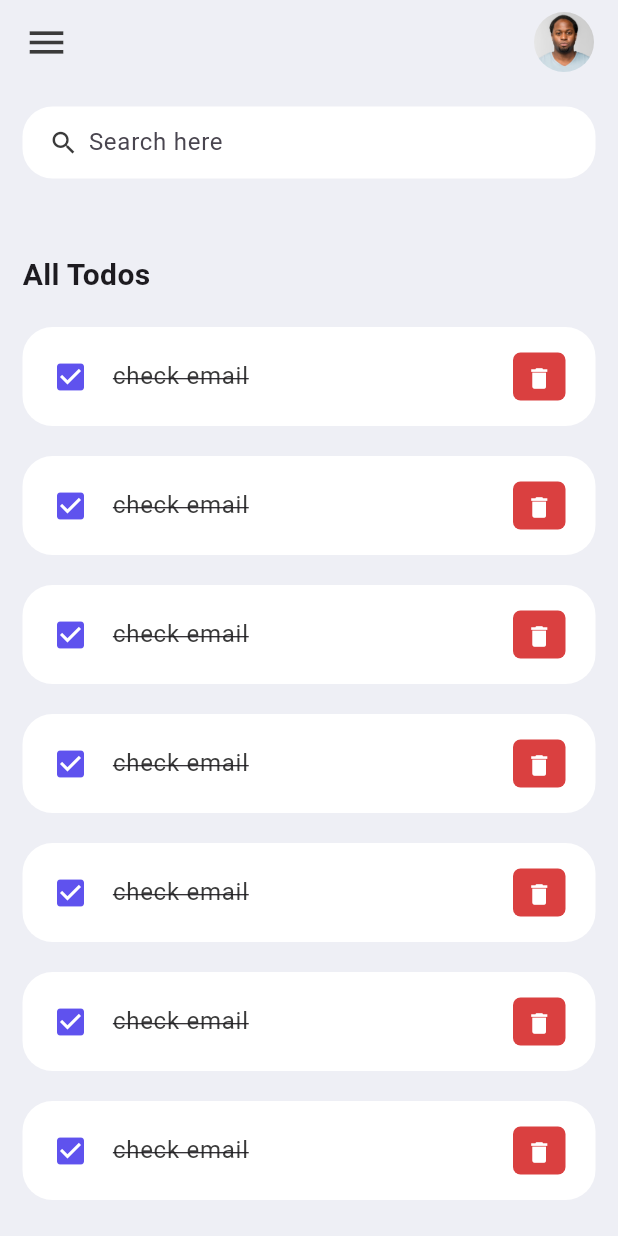
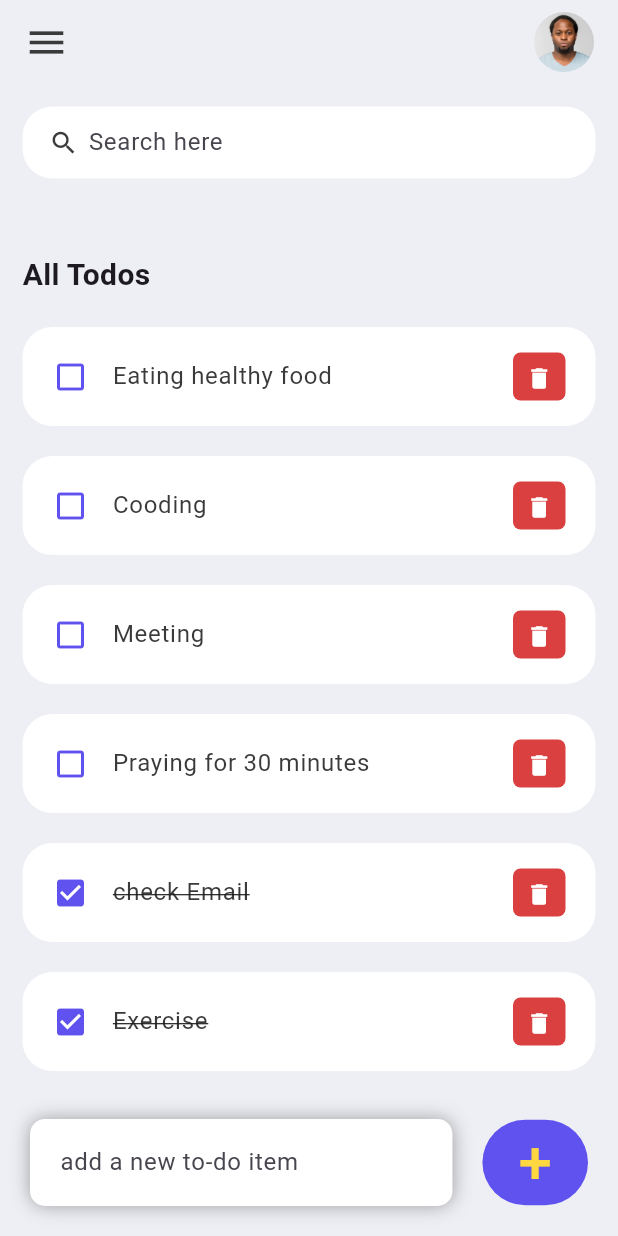
Before and after one commit to Besu-lemma/To-do-list-Mobile-app, a Flutter app: the screen it shows after launch, on a phone screen of 412 x 824 dp. Run offline on Flutter 3.47's test engine with Material 3 defaults, Android fonts, the phone set to English and light mode, and no system bars; missing offline and left inert: dart:ffi.

Commit message:
Completed To-Do List Application

```diff
--- /dev/null
+++ b/lib/model/todo.dart
@@ -0,0 +1,23 @@
+class ToDo {
+  String? id;
+  String? todoText;
+  bool isDone;
+
+  ToDo({
+    required this.id,
+    required this.todoText,
+ this. isDone=false,
+  }
+  );
+  static List<ToDo>todoList(){
+    return[
+      ToDo(id: "1", todoText: "Exercise", isDone: true),
+      ToDo(id: "2", todoText: "check Email",isDone: true),
+      ToDo(id: "3", todoText: "Praying for 30 minutes"),
+      ToDo(id: "4", todoText: "Meeting"),
+      ToDo(id: "5", todoText: "Cooding"),
+      ToDo(id: "6", todoText: "Eating healthy food"),
+    ];
+  }
+
+}
--- a/lib/screens/home.dart
+++ b/lib/screens/home.dart
@@ -1,16 +1,37 @@
+import 'dart:ffi' as ffi;
+import 'dart:ui';
 import 'package:flutter/material.dart';
 import 'package:mini_project/constraints/colors.dart';
+import '../model/todo.dart';
 import '../widgets/todo_item.dart';
 
-class Home extends StatelessWidget {
-  const Home({super.key});
+class Home extends StatefulWidget {
+ Home({super.key});
+
+  @override
+  State<Home> createState() => _HomeState();
+}
+
+class _HomeState extends State<Home> {
+final todosList=ToDo.todoList();
+final _todoController=TextEditingController();
+ List<ToDo>_FoundToDo=[];
+
+@override
+  void initState() {
+    // TODO: implement initState
+    _FoundToDo=todosList;
+    super.initState();
+  }
 
   @override
   Widget build(BuildContext context) {
     return Scaffold(
       backgroundColor: tdBGColor,
       appBar: _buildAppBar(),
-      body: Container(
+      body: Stack(
+        children: [
+          Container(
             padding: EdgeInsets.symmetric(horizontal: 15, vertical: 15),
             child: Column(
               children: [
@@ -31,22 +52,107 @@ class Home extends StatelessWidget {
                       ),
                       ),
                     ),
-                TodoItem(),
-                TodoItem(),
-                TodoItem(),
-                TodoItem(),
-                TodoItem(),
-                TodoItem(),
-                TodoItem(),
+
+                    for(ToDo todoo in _FoundToDo.reversed)
+                    TodoItem(todo: todoo,
+                    onToDoChange: _handleToDoChange,
+                    onDeleteItems: _deleteToDoItems,
+                    ),
                   ],
                 )
-            )
+                ),
+
               ],
               )
+          ),
+          Align(
+                      alignment: Alignment.bottomCenter,
+                      child: Row(
+                         children: [
+                          Expanded(child:
+                          Container(
+                        margin: EdgeInsets.only(
+                          bottom: 20,
+                          left: 20,
+                          right: 20,
+                        ),
+                        padding: EdgeInsets.symmetric(horizontal: 20,
+                        vertical: 5),
+                        decoration: BoxDecoration(
+                          color: Colors.white,
+                          boxShadow: const [BoxShadow(
+                            color: Colors.grey,
+                            offset: Offset(0.0, 0.0),
+                            blurRadius: 10.0,
+                            spreadRadius: 0.0,
+                        ),],
+                        borderRadius: BorderRadius.circular(10)
+                        ),
+                        child: TextField(
+                          controller: _todoController,
+                          decoration: InputDecoration(
+                            hintText: "add a new to-do item",
+                            border: InputBorder.none
+                          ),
+                        ),
+                      ),
+                          ),
+                           Container(
+                  margin: EdgeInsets.only(
+                    bottom: 20,
+                    right: 20,
+                  ),
+                  child: ElevatedButton(
+                  child: Text("+",
+                  style: TextStyle(fontSize: 40,color: Colors.amberAccent),),
+                  onPressed: (){
+                    _addToDoItem(_todoController.text);
+                  },
+                  style: ElevatedButton.styleFrom(
+                    backgroundColor: tdBlue,
+                     minimumSize:Size(20, 20),
+                    elevation: 0,
+                  ),
+                  ),
+                )
+                         ]
+                        ),
+                    ),
+
+        ],
       )
       );
   }
+ void _handleToDoChange(ToDo todo){
+    setState((){
+      todo.isDone=!todo.isDone;
+    });
+  }
 
+void _deleteToDoItems(String id){
+  setState(() {
+    todosList.removeWhere((item)=>item.id==id);
+  });
+}
+
+void _addToDoItem(String toDo){
+  setState(() {
+    todosList.add(ToDo(id: DateTime.now().millisecondsSinceEpoch.toString(), todoText: toDo,));
+  });
+  _todoController.clear();
+}
+
+void _runFilter(String enteredKeyword){
+  List<ToDo>results=[];
+  if(enteredKeyword.isEmpty){results=todosList;
+  }
+  else{
+    results=todosList.where((item)=>item.todoText!.toLowerCase().contains(enteredKeyword.toLowerCase())).toList();
+  }
+  setState(() {
+    _FoundToDo=results;
+  });
+}
 Widget searchBox(){
   return Container(
               padding: EdgeInsets.symmetric(horizontal: 15),
@@ -56,6 +162,7 @@ Widget searchBox(){
 
               ),
               child: TextField(
+                onChanged: (value) =>_runFilter(value) ,
                 decoration: InputDecoration(
                   contentPadding: EdgeInsets.all(0),
                   prefixIcon: Icon(
@@ -74,7 +181,6 @@ Widget searchBox(){
   );
 
 }
-
 
   AppBar _buildAppBar() {
     return AppBar(
--- a/lib/widgets/todo_item.dart
+++ b/lib/widgets/todo_item.dart
@@ -1,29 +1,35 @@
 import 'package:flutter/material.dart';
+import 'package:mini_project/model/todo.dart';
 import '../constraints/colors.dart';
 
 class TodoItem extends StatelessWidget {
-  const TodoItem({super.key});
-
+  final ToDo todo;
+  final onToDoChange;
+ final onDeleteItems;
+  const TodoItem({super.key,required this.todo, required this.onToDoChange, required this.onDeleteItems});
   @override
   Widget build(BuildContext context) {
     return Container(
       margin: EdgeInsets.only(bottom: 20),
       child: ListTile(
-        onTap:(){},
+        onTap:(){
+          onToDoChange(todo);
+        },
         shape: RoundedRectangleBorder(
           borderRadius: BorderRadius.circular(20)
         ),
         contentPadding: EdgeInsets.symmetric(horizontal: 20, vertical: 5),
         tileColor: Colors.white,
         leading: Icon(
-          Icons.check_box,
+          todo.isDone? Icons.check_box : Icons.check_box_outline_blank,
           color: tdBlue,
         ),
-       title: Text("check email",
+       title: Text(
+        todo.todoText!,
        style: TextStyle(
         fontSize:16,
         color: tdBlack,
-        decoration: TextDecoration.lineThrough,
+        decoration: todo.isDone? TextDecoration.lineThrough : null,
        ),
        ),
        trailing: Container(
@@ -41,7 +47,9 @@ class TodoItem extends StatelessWidget {
         icon: Icon(
           Icons.delete
         ),
-        onPressed: (){}
+        onPressed: (){
+          onDeleteItems(todo.id);
+        }
         ,
         ),
        ),
```
Lines whose indentation alone changed are shown as unchanged.
